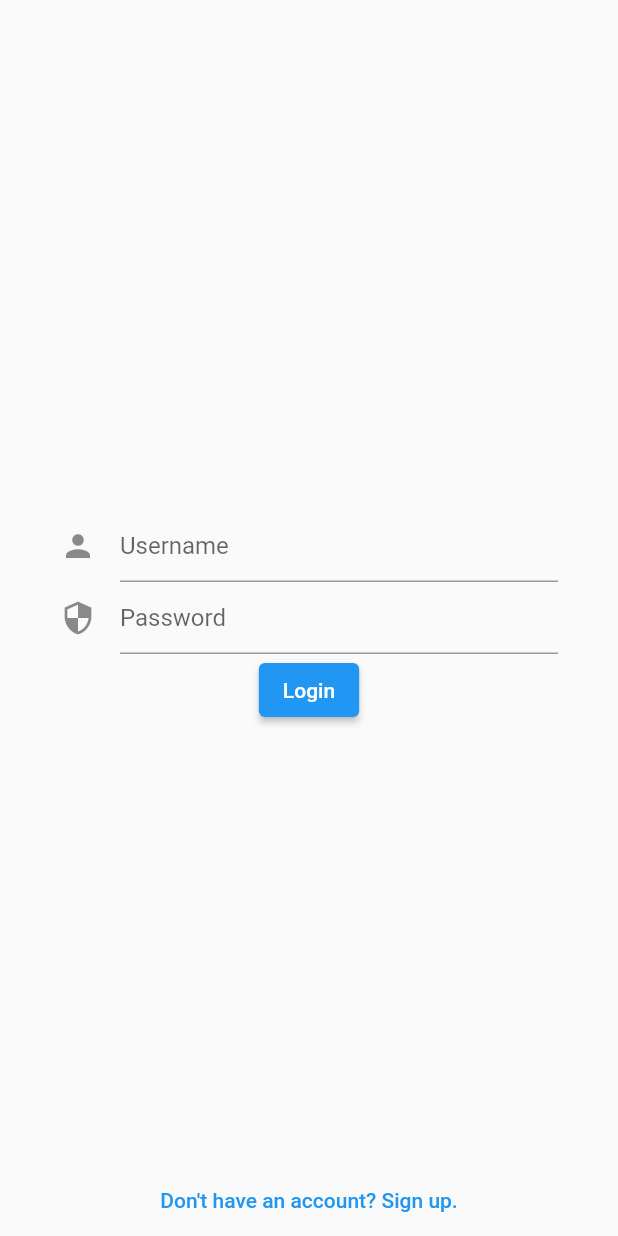
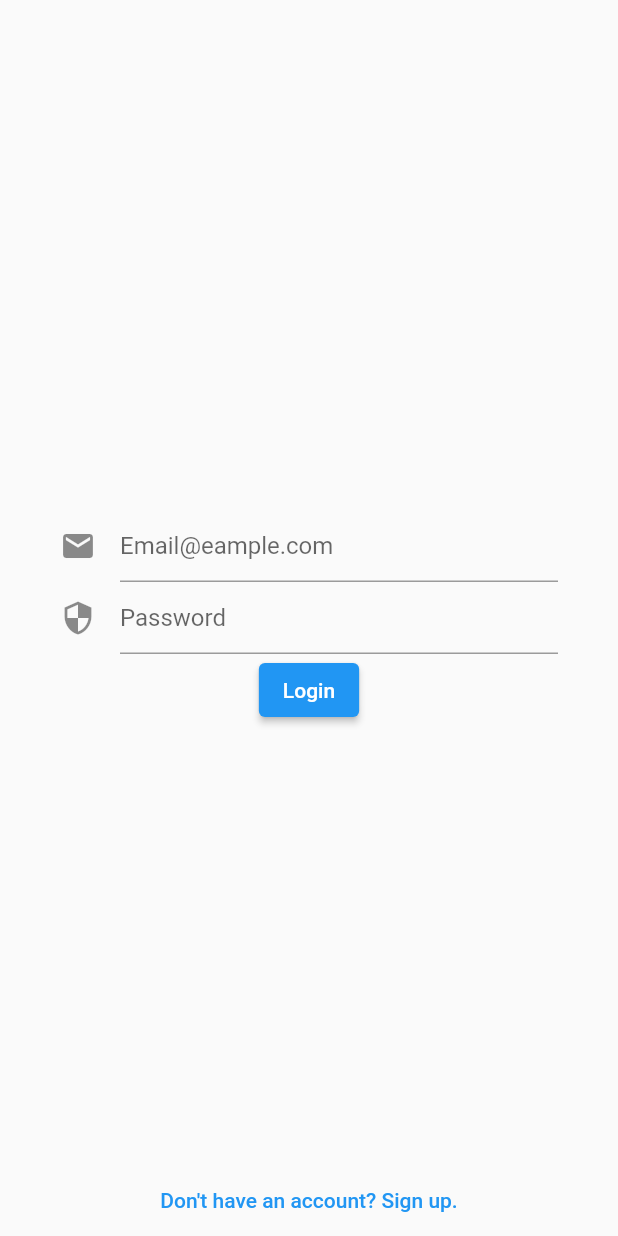
Before and after one commit to ayoubkamli/music_room_ui, a Flutter app: the screen it shows after launch, on a phone screen of 412 x 824 dp. Run offline on Flutter 3.47's test engine with Material 2 defaults, Android fonts, the phone set to English and light mode, and no system bars; our stand-ins replace flutter_bloc, shared_preferences.

Commit message:
login bloc

```diff
--- a/lib/auth/auth_api.dart
+++ b/lib/auth/auth_api.dart
@@ -58,3 +58,27 @@ class ConfirmSignUp {
     return response;
   }
 }
+
+class LoginUser {
+  final String password;
+  final String email;
+  final Uri loginUrl = Uri.parse('http://$ip/api/auth/login');
+
+  LoginUser(this.password, this.email);
+
+  Future<http.Response> loginUser() async {
+    print('trying to login user $email - $password');
+    final response = await http.post(
+      loginUrl,
+      headers: <String, String>{
+        'Content-Type': 'application/json; charset=UTF-8',
+      },
+      body: jsonEncode(<String, String>{
+        'email': email,
+        'password': password,
+      }),
+    );
+
+    return response;
+  }
+}
--- a/lib/auth/auth_credentials.dart
+++ b/lib/auth/auth_credentials.dart
@@ -1,9 +1,7 @@
 class AuthCredentials {
-  final String username;
-  final String? email;
+  final String? username;
+  final String email;
   final String? password;
-  String? userId;
 
-  AuthCredentials(
-      {required this.username, this.email, this.password, this.userId});
+  AuthCredentials({this.username, required this.email, this.password});
 }
--- a/lib/auth/auth_cubit.dart
+++ b/lib/auth/auth_cubit.dart
@@ -14,8 +14,8 @@ class AuthCubit extends Cubit<AuthState> {
   void showLogin() => emit(AuthState.login);
   void showSignUp() => emit(AuthState.signUp);
   void showConfirmationSignUp({
-    required String username,
-    String? email,
+    String? username,
+    required String email,
     String? password,
   }) {
     credentials = AuthCredentials(
--- a/lib/auth/constant/constant.dart
+++ b/lib/auth/constant/constant.dart
@@ -1 +1 @@
-const ip = '192.168.99.101';
+const ip = '192.168.99.100';
--- a/lib/auth/login/login_bloc.dart
+++ b/lib/auth/login/login_bloc.dart
@@ -1,3 +1,5 @@
+import 'dart:convert';
+
 import 'package:myapp/auth/auth_credentials.dart';
 import 'package:myapp/auth/auth_cubit.dart';
 import 'package:myapp/auth/auth_repository.dart';
@@ -5,17 +7,19 @@ import 'package:myapp/auth/form_submission_status.dart';
 import 'package:myapp/auth/login/login_event.dart';
 import 'package:myapp/auth/login/login_state.dart';
 import 'package:flutter_bloc/flutter_bloc.dart';
+import 'package:shared_preferences/shared_preferences.dart';
 
 class LoginBloc extends Bloc<LoginEvent, LoginState> {
   final AuthRepository authRepo;
   final AuthCubit authCubit;
+  final Future<SharedPreferences> _prefs = SharedPreferences.getInstance();
 
   LoginBloc(this.authRepo, this.authCubit) : super(LoginState());
   @override
   Stream<LoginState> mapEventToState(LoginEvent event) async* {
     // Username updated
-    if (event is LoginUsernameChanged) {
-      yield state.copyWith(username: event.username);
+    if (event is LoginEmailChanged) {
+      yield state.copyWith(username: event.email);
 
       //Password changed
     } else if (event is LoginPasswordChanged) {
@@ -26,16 +30,33 @@ class LoginBloc extends Bloc<LoginEvent, LoginState> {
       yield state.copyWith(formStatus: FormSubmitting());
 
       try {
-        final userId = await authRepo.login(
-          state.username,
+        final userData = await authRepo.login(
+          state.email,
           state.password,
         );
-        yield state.copyWith(formStatus: SubmissionSuccess());
-
-        authCubit.launchSession(AuthCredentials(
-          username: state.username,
-          userId: userId,
-        ));
+        final data = jsonDecode(userData.body);
+        print('this is the user data from login $data');
+        if (data['success'] == true && data['data']['isVerified'] == true) {
+          SharedPreferences prefs = await _prefs;
+          yield state.copyWith(formStatus: SubmissionSuccess());
+          await prefs.setString("Token", data["data"]["token"]);
+          var p = prefs.getString("Token");
+          print('this is the shared token ooooOOOOOoooo $p');
+          authCubit.launchSession(AuthCredentials(
+            email: state.email,
+          ));
+        } else if (data['success'] == true &&
+            data['data']['isVerified'] == false) {
+          // confirm
+          SharedPreferences prefs = await _prefs;
+          await prefs.setString("Token", data["data"]["mailConfToken"]);
+          authCubit.showConfirmationSignUp(
+            email: state.email,
+            password: state.password,
+          );
+        } else {
+          throw Error();
+        }
       } catch (e) {
         yield state.copyWith(formStatus: SubmissionFailed(e.toString()));
       }
--- a/lib/auth/login/login_event.dart
+++ b/lib/auth/login/login_event.dart
@@ -1,9 +1,9 @@
 abstract class LoginEvent {}
 
-class LoginUsernameChanged extends LoginEvent {
-  final String? username;
+class LoginEmailChanged extends LoginEvent {
+  final String? email;
 
-  LoginUsernameChanged({this.username});
+  LoginEmailChanged({this.email});
 }
 
 class LoginPasswordChanged extends LoginEvent {
--- a/lib/auth/login/login_state.dart
+++ b/lib/auth/login/login_state.dart
@@ -1,16 +1,17 @@
 import 'package:myapp/auth/form_submission_status.dart';
+import 'package:myapp/auth/validation/MyValidator.dart';
 
 class LoginState {
-  final String username;
-  bool get isValidUsername => username.length > 3;
+  final String email;
+  bool get isValidEmail => MyInputValidator().validateEmail(email);
 
   final String password;
-  bool get isValidPassword => password.length > 6;
+  bool get isValidPassword => MyInputValidator().isPasswordValid(password);
 
   final FormSubmissionStatus formStatus;
 
   LoginState(
-      {this.username = '',
+      {this.email = '',
       this.password = '',
       this.formStatus = const InitialFormStatus()});
 
@@ -20,7 +21,7 @@ class LoginState {
     FormSubmissionStatus? formStatus,
   }) {
     return LoginState(
-        username: username ?? this.username,
+        email: username ?? this.email,
         password: password ?? this.password,
         formStatus: formStatus ?? this.formStatus);
   }
--- a/lib/auth/login/login_view.dart
+++ b/lib/auth/login/login_view.dart
@@ -40,7 +40,7 @@ class LoginView extends StatelessWidget {
             child: Column(
               mainAxisAlignment: MainAxisAlignment.center,
               children: [
-                _usernameField(),
+                _emailField(),
                 _passwordField(),
                 _loginButton(),
               ],
@@ -49,14 +49,14 @@ class LoginView extends StatelessWidget {
     );
   }
 
-  Widget _usernameField() {
+  Widget _emailField() {
     return BlocBuilder<LoginBloc, LoginState>(builder: (context, state) {
       return TextFormField(
-        decoration:
-            InputDecoration(icon: Icon(Icons.person), hintText: 'Username'),
-        validator: (value) => state.isValidUsername ? null : 'is too short',
+        decoration: InputDecoration(
+            icon: Icon(Icons.email), hintText: 'Email@eample.com'),
+        validator: (value) => state.isValidEmail ? null : 'Invalid email',
         onChanged: (value) => context.read<LoginBloc>().add(
-              LoginUsernameChanged(username: value),
+              LoginEmailChanged(email: value),
             ),
       );
     });
--- a/lib/auth/validation/MyValidator.dart
+++ b/lib/auth/validation/MyValidator.dart
@@ -20,7 +20,7 @@ class MyInputValidator {
 
   bool validateEmail(String email) {
     String pattern =
-        r'^(([^<>()[\]\\.,;:\s@\"]+(\.[^<>()[\]\\.,;:\s@\"]+)*)|(\".+\"))@((\[[0-9]{1,3}\.[0-9]{1,3}\.[0-9]{1,3}\.[0-9]{1,3}\])|(([a-zA-Z\-0-9]+\.)+[a-zA-Z]{2,}))$';
-    return email.contains(new RegExp(pattern));
+        r"^[a-zA-Z0-9.a-zA-Z0-9.!#$%&'*+-/=?^_`{|}~]+@[a-zA-Z0-9]+\.[a-zA-Z]+";
+    return RegExp(pattern).hasMatch(email);
   }
 }
```
Also changed, not shown: lib/auth/auth_repository.dart (+11 -6 lines), lib/auth/sign_up/sign_up_bloc.dart (+6 -3 lines), lib/auth/sign_up/sign_up_view.dart (+9 -1 lines), lib/session_view.dart (+20 -1 lines), pubspec.lock.
